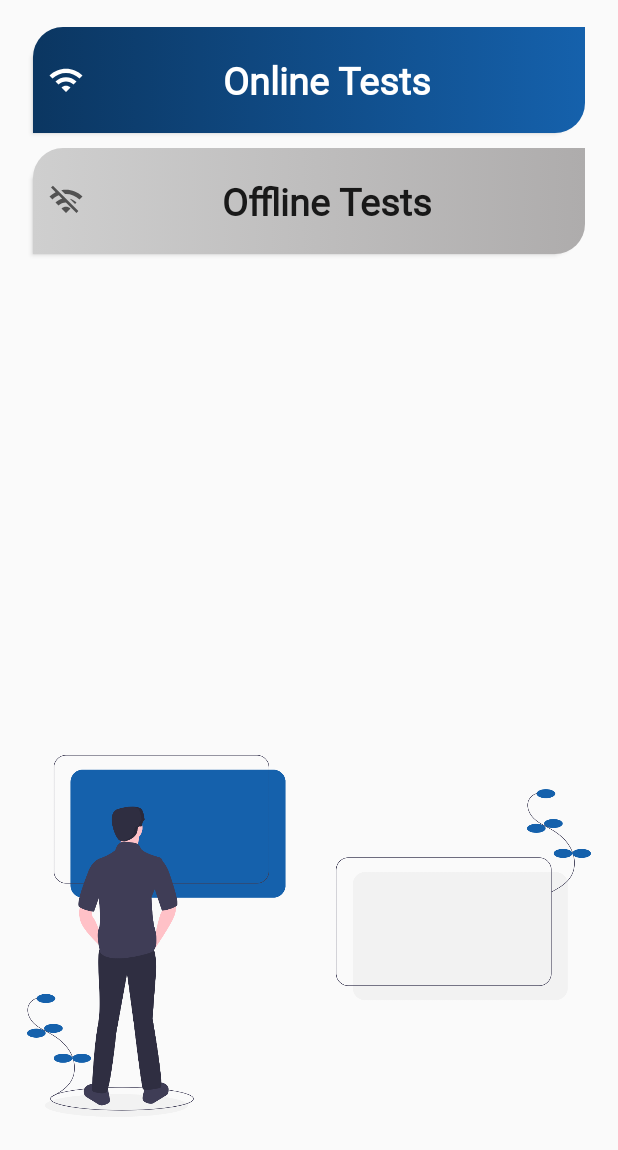
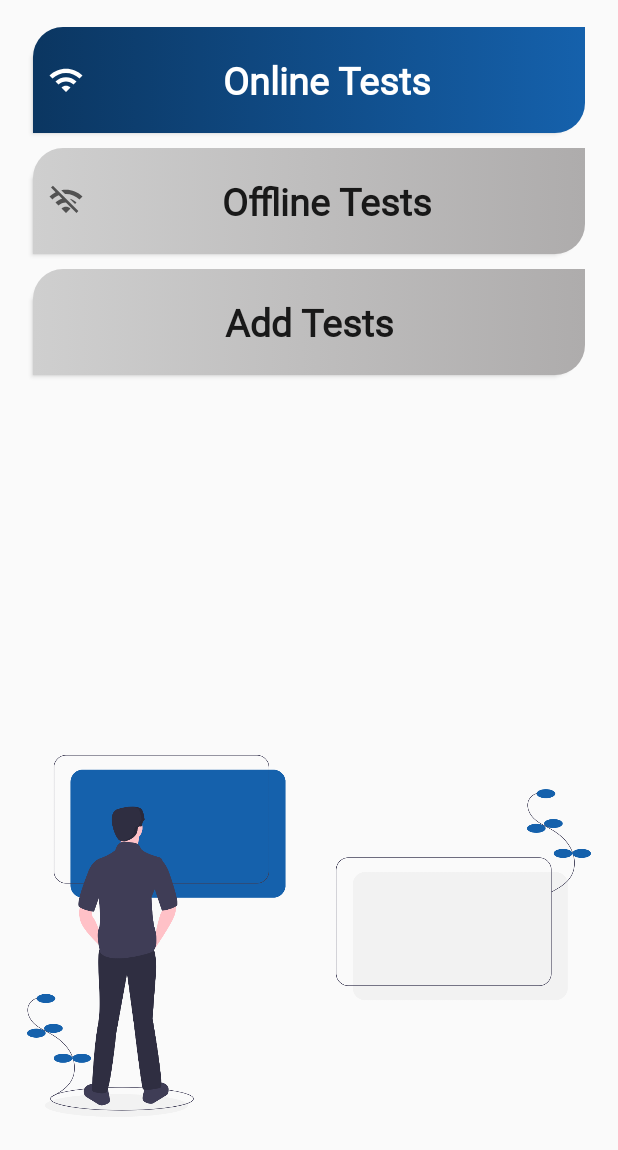
Before and after one commit to coursawy/coursawy, an Android app: the ExamActivity screen opened directly, with no data from a screen before it, on a phone screen of 412 x 824 dp. Shown: the top 1150 px of the screen. Run offline under Robolectric (Android 15) with nearby library versions, the phone set to English and light mode, and no system bars; our stand-ins replace ButterKnife, Firebase (no records; nobody signed in at launch, a user with empty details on screens opened directly).

Commit message:
Mostafa Update

```diff
--- a/app/build.gradle
+++ b/app/build.gradle
@@ -46,7 +46,8 @@ dependencies {
 
     implementation 'com.google.firebase:firebase-auth:20.0.1'
     implementation 'com.firebaseui:firebase-ui-database:6.2.1'
-    implementation 'com.google.firebase:firebase-database:19.5.1'
-    implementation 'com.google.firebase:firebase-storage:19.2.0'
+    implementation 'com.google.firebase:firebase-database:19.6.0'
+    implementation 'com.google.firebase:firebase-storage:19.2.1'
+
 
 }
--- a/app/src/main/java/com/example/coursawy/ExamActivity.java
+++ b/app/src/main/java/com/example/coursawy/ExamActivity.java
@@ -1,13 +1,17 @@
 package com.example.coursawy;
 
 import android.content.Intent;
+import android.net.Uri;
 import android.os.Bundle;
 import android.view.View;
 import android.widget.Button;
 
+import androidx.annotation.Nullable;
 import androidx.appcompat.app.AppCompatActivity;
 
 import com.google.firebase.database.FirebaseDatabase;
+import com.google.firebase.storage.FirebaseStorage;
+import com.google.firebase.storage.StorageReference;
 
 import butterknife.BindView;
 import butterknife.ButterKnife;
@@ -19,12 +23,26 @@ public class ExamActivity extends AppCompatActivity {
     Button onlineBtn;
     @BindView(R.id.offline_btn)
     Button offlineBtn;
+    @BindView(R.id.add_test_btn)
+    Button addTestBtn;
+
+    private Uri fileUri;
+    private boolean isStudent;
 
     @Override
     protected void onCreate(Bundle savedInstanceState) {
         super.onCreate(savedInstanceState);
         setContentView(R.layout.activity_exam);
         ButterKnife.bind(this);
+
+        isStudent = getIntent().getBooleanExtra("isStudentLogin", false);
+
+        if (isStudent==false)
+            addTestBtn.setVisibility(View.VISIBLE);
+        else
+            addTestBtn.setVisibility(View.GONE);
+
+
 //        onlineBtn.setOnClickListener(new View.OnClickListener() {
 //            @Override
 //            public void onClick(View v) {
@@ -42,5 +60,26 @@ public class ExamActivity extends AppCompatActivity {
             }
         });
 
+        addTestBtn.setOnClickListener(new View.OnClickListener() {
+            @Override
+            public void onClick(View view) {
+                Intent intent=new Intent();
+                intent.setAction(Intent.ACTION_GET_CONTENT);
+                intent.setType("application/vnd.openxmlformats-officedocument.spreadsheetml.sheet");
+                startActivityForResult(intent.createChooser(intent,"Select Excel Files"),430);
+            }
+        });
+
     }
+
+    @Override
+    protected void onActivityResult(int requestCode, int resultCode, @Nullable Intent data) {
+        super.onActivityResult(requestCode, resultCode, data);
+        if (requestCode==430 && resultCode==RESULT_OK && data!=null && data.getData()!=null) {
+            fileUri=data.getData();
+
+            //cotinue as image code to store in database Storage with id of doctor
+
+        }
+        }
 }
--- a/app/src/main/java/com/example/coursawy/SignActivity.java
+++ b/app/src/main/java/com/example/coursawy/SignActivity.java
@@ -230,7 +230,9 @@ public class SignActivity extends AppCompatActivity implements View.OnClickListe
                     public void onComplete(@NonNull Task<AuthResult> task) {
                         if (task.isSuccessful()) {
                             Toast.makeText(SignActivity.this, "Sign in Successfully", Toast.LENGTH_SHORT).show();
-                            startActivity(new Intent(SignActivity.this, ExamActivity.class));
+                            Intent testIntent=new Intent(SignActivity.this, ExamActivity.class);
+                            testIntent.putExtra("isStudentLogin",isStudent);
+                            startActivity(testIntent);
                         } else {
 //                            signSubmitBtn.setEnabled(true);
                             Toast.makeText(SignActivity.this, task.getException().getMessage(), Toast.LENGTH_LONG).show();
--- a/app/src/main/res/layout/activity_exam.xml
+++ b/app/src/main/res/layout/activity_exam.xml
@@ -56,5 +56,21 @@
             android:textAllCaps="false"
             android:textSize="25sp"
             android:textStyle="bold" />
+
+        <Button
+            android:id="@+id/add_test_btn"
+            android:layout_width="match_parent"
+            android:layout_height="wrap_content"
+            android:layout_marginStart="22dp"
+            android:layout_marginTop="10dp"
+            android:layout_marginEnd="22dp"
+            android:background="@drawable/button_offline"
+            android:paddingTop="18dp"
+            android:paddingBottom="18dp"
+            android:visibility="gone"
+            android:text="@string/add_tests"
+            android:textAllCaps="false"
+            android:textSize="25sp"
+            android:textStyle="bold" />
     </LinearLayout>
 </RelativeLayout>
--- a/app/src/main/res/values/strings.xml
+++ b/app/src/main/res/values/strings.xml
@@ -3,6 +3,8 @@
     <string name="forgot_password"><u>Forgot password?</u></string>
     <string name="online_tests">Online Tests</string>
     <string name="offline_tests">Offline Tests</string>
+    <string name="add_tests">Add Tests</string>
+
     <string-array name="faculties">
         <item>Science</item>
         <item>Engineering</item>
```
Also changed, not shown: 389 other files.
